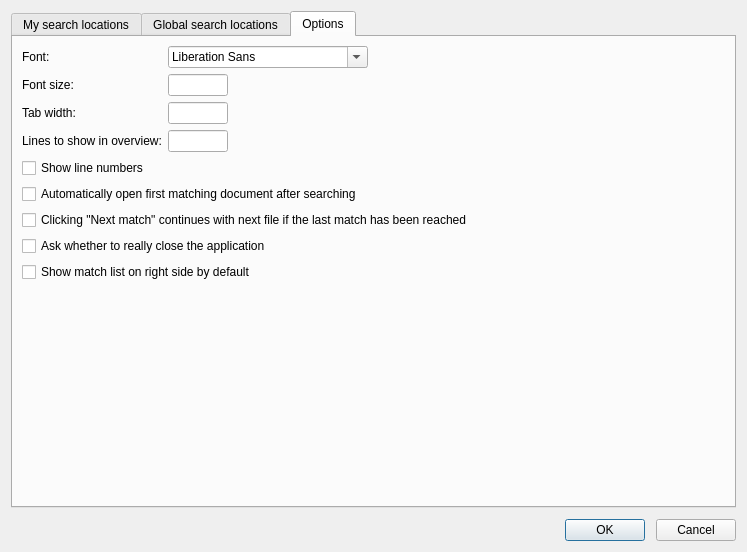
Old version of the form dialogs/SettingsDialog.ui in the repository otengler/CodeBeagle.
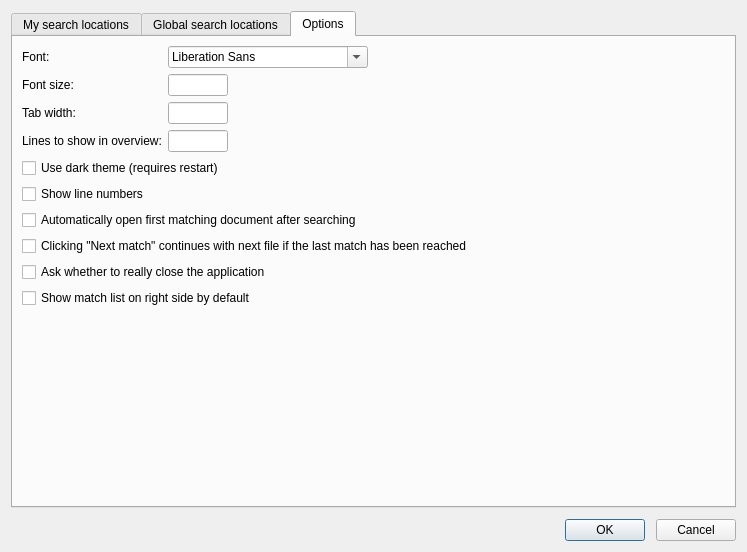
New version of the form. The open tabs and pages were chosen to show the change. Custom widgets are drawn as their Qt base class.

Commit message: Make dark theme configurable via settings dialog

```diff
--- a/dialogs/SettingsDialog.ui
+++ b/dialogs/SettingsDialog.ui
@@ -359,38 +359,45 @@
          </property>
         </widget>
        </item>
-       <item row="6" column="0" colspan="2">
+       <item row="5" column="0" colspan="2">
+        <widget class="QCheckBox" name="checkShowLineNumbers">
+         <property name="text">
+          <string>Show line numbers</string>
+         </property>
+        </widget>
+       </item>
+       <item row="8" column="0" colspan="2">
         <widget class="QCheckBox" name="checkMatchOverFiles">
          <property name="text">
           <string>Clicking &quot;Next match&quot; continues with next file if the last match has been reached</string>
          </property>
         </widget>
        </item>
-       <item row="7" column="0" colspan="2">
+       <item row="9" column="0" colspan="2">
         <widget class="QCheckBox" name="checkConfirmClose">
          <property name="text">
           <string>Ask whether to really close the application</string>
          </property>
         </widget>
        </item>
-       <item row="8" column="0" colspan="2">
+       <item row="10" column="0" colspan="2">
         <widget class="QCheckBox" name="checkShowMatchList">
          <property name="text">
           <string>Show match list on right side by default</string>
          </property>
         </widget>
        </item>
-       <item row="5" column="0" colspan="2">
+       <item row="7" column="0" colspan="2">
         <widget class="QCheckBox" name="checkActivateFirstMatch">
          <property name="text">
           <string>Automatically open first matching document after searching</string>
          </property>
         </widget>
        </item>
-       <item row="4" column="0">
-        <widget class="QCheckBox" name="checkShowLineNumbers">
+       <item row="4" column="0" colspan="2">
+        <widget class="QCheckBox" name="checkDarkTheme">
          <property name="text">
-          <string>Show line numbers</string>
+          <string>Use dark theme (requires restart)</string>
          </property>
         </widget>
        </item>
```
The commit also changes 9 other files.
